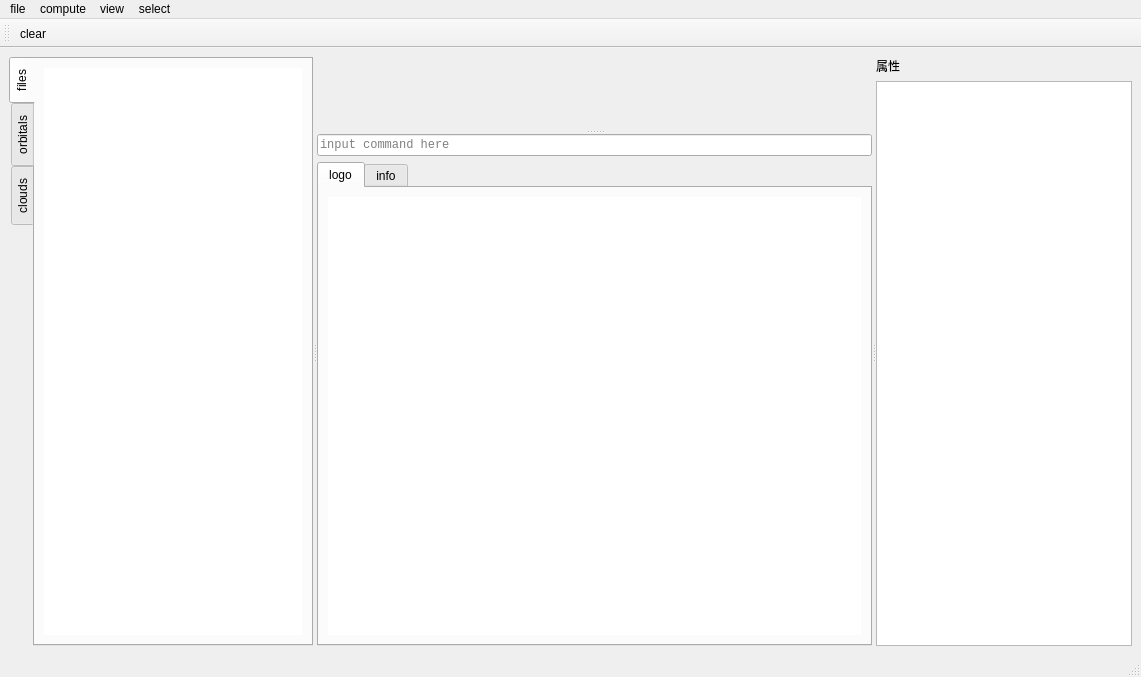
Old version of the form app/app.ui in the repository feifeiboys/pywfn.
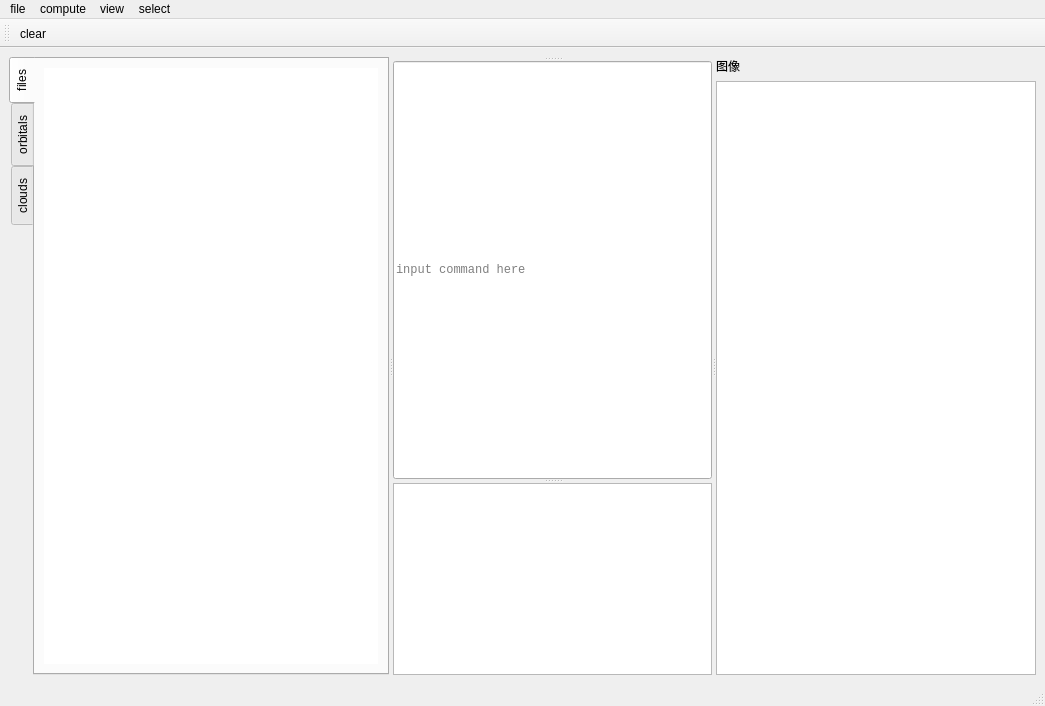
New version of the form. The open tabs and pages were chosen to show the change. Icons and pictures are not drawn.

```diff
--- a/app/app.ui
+++ b/app/app.ui
@@ -9,8 +9,8 @@
    <rect>
     <x>0</x>
     <y>0</y>
-    <width>1141</width>
-    <height>677</height>
+    <width>1045</width>
+    <height>706</height>
    </rect>
   </property>
   <property name="windowTitle">
@@ -27,7 +27,7 @@
    <enum>QTabWidget::Rounded</enum>
   </property>
   <widget class="QWidget" name="centralwidget">
-   <layout class="QVBoxLayout" name="verticalLayout_8">
+   <layout class="QVBoxLayout" name="verticalLayout_5">
     <item>
      <widget class="QSplitter" name="splitter_2">
       <property name="orientation">
@@ -60,7 +60,7 @@
         <attribute name="title">
          <string>files</string>
         </attribute>
-        <layout class="QVBoxLayout" name="verticalLayout_4">
+        <layout class="QVBoxLayout" name="verticalLayout_3">
          <item>
           <widget class="QListWidget" name="listWidget_files">
            <property name="frameShape">
@@ -146,7 +146,7 @@
         <attribute name="title">
          <string>clouds</string>
         </attribute>
-        <layout class="QVBoxLayout" name="verticalLayout_5">
+        <layout class="QVBoxLayout" name="verticalLayout_6">
          <item>
           <widget class="QListWidget" name="listWidget_clouds">
            <property name="frameShape">
@@ -158,170 +158,59 @@
        </widget>
       </widget>
       <widget class="QSplitter" name="splitter">
-       <property name="sizePolicy">
-        <sizepolicy hsizetype="Preferred" vsizetype="Expanding">
-         <horstretch>3</horstretch>
-         <verstretch>0</verstretch>
-        </sizepolicy>
-       </property>
        <property name="orientation">
         <enum>Qt::Vertical</enum>
        </property>
-       <widget class="QWidget" name="verticalLayoutWidget">
-        <layout class="QVBoxLayout" name="verticalLayout_canvas" stretch="0,1">
+       <widget class="QWidget" name="canvasWidget" native="true">
+        <layout class="QVBoxLayout" name="verticalLayout_4">
+         <property name="spacing">
+          <number>0</number>
+         </property>
+         <property name="leftMargin">
+          <number>0</number>
+         </property>
+         <property name="topMargin">
+          <number>0</number>
+         </property>
+         <property name="rightMargin">
+          <number>0</number>
+         </property>
+         <property name="bottomMargin">
+          <number>0</number>
+         </property>
          <item>
-          <widget class="QFrame" name="canvas">
-           <property name="enabled">
-            <bool>false</bool>
-           </property>
-           <property name="sizePolicy">
-            <sizepolicy hsizetype="Expanding" vsizetype="Expanding">
-             <horstretch>0</horstretch>
-             <verstretch>0</verstretch>
-            </sizepolicy>
-           </property>
-           <property name="minimumSize">
-            <size>
-             <width>0</width>
-             <height>0</height>
-            </size>
-           </property>
-           <property name="baseSize">
-            <size>
-             <width>400</width>
-             <height>500</height>
-            </size>
-           </property>
-           <property name="frameShape">
-            <enum>QFrame::NoFrame</enum>
-           </property>
-           <property name="frameShadow">
-            <enum>QFrame::Plain</enum>
-           </property>
-           <layout class="QVBoxLayout" name="verticalLayout_6"/>
-          </widget>
-         </item>
-         <item>
-          <widget class="QLabel" name="label">
-           <property name="sizePolicy">
-            <sizepolicy hsizetype="Preferred" vsizetype="Fixed">
-             <horstretch>0</horstretch>
-             <verstretch>0</verstretch>
-            </sizepolicy>
-           </property>
-           <property name="font">
-            <font>
-             <family>Consolas</family>
-             <bold>true</bold>
-            </font>
-           </property>
-           <property name="text">
-            <string/>
-           </property>
-          </widget>
-         </item>
-        </layout>
-       </widget>
-       <widget class="QWidget" name="verticalLayoutWidget_2">
-        <layout class="QVBoxLayout" name="verticalLayout_log">
-         <item>
-          <widget class="QLineEdit" name="lineEdit">
-           <property name="sizePolicy">
-            <sizepolicy hsizetype="Expanding" vsizetype="Fixed">
-             <horstretch>0</horstretch>
-             <verstretch>1</verstretch>
-            </sizepolicy>
-           </property>
-           <property name="font">
-            <font>
-             <family>Consolas</family>
-            </font>
-           </property>
-           <property name="placeholderText">
-            <string>input command here</string>
-           </property>
-          </widget>
-         </item>
-         <item>
-          <widget class="QTabWidget" name="tabWidget">
-           <property name="sizePolicy">
-            <sizepolicy hsizetype="Expanding" vsizetype="Expanding">
-             <horstretch>0</horstretch>
-             <verstretch>0</verstretch>
-            </sizepolicy>
-           </property>
-           <property name="baseSize">
-            <size>
-             <width>0</width>
-             <height>200</height>
-            </size>
-           </property>
-           <property name="currentIndex">
+          <layout class="QVBoxLayout" name="canvasLayout">
+           <property name="spacing">
             <number>0</number>
            </property>
-           <widget class="QWidget" name="tab_log">
-            <attribute name="title">
-             <string>logo</string>
-            </attribute>
-            <layout class="QVBoxLayout" name="verticalLayout_2">
-             <item>
-              <widget class="QTextEdit" name="textLog">
-               <property name="minimumSize">
-                <size>
-                 <width>0</width>
-                 <height>0</height>
-                </size>
-               </property>
-               <property name="frameShape">
-                <enum>QFrame::NoFrame</enum>
-               </property>
-               <property name="lineWidth">
-                <number>0</number>
-               </property>
-              </widget>
-             </item>
-            </layout>
-           </widget>
-           <widget class="QWidget" name="tab_info">
-            <attribute name="title">
-             <string>info</string>
-            </attribute>
-            <layout class="QVBoxLayout" name="verticalLayout_3">
-             <item>
-              <widget class="QTextEdit" name="textInfo">
-               <property name="frameShape">
-                <enum>QFrame::NoFrame</enum>
-               </property>
-               <property name="lineWidth">
-                <number>0</number>
-               </property>
-              </widget>
-             </item>
-            </layout>
-           </widget>
-          </widget>
+          </layout>
          </item>
         </layout>
        </widget>
+       <widget class="QLineEdit" name="lineEdit">
+        <property name="sizePolicy">
+         <sizepolicy hsizetype="Expanding" vsizetype="Fixed">
+          <horstretch>0</horstretch>
+          <verstretch>1</verstretch>
+         </sizepolicy>
+        </property>
+        <property name="font">
+         <font>
+          <family>Consolas</family>
+         </font>
+        </property>
+        <property name="placeholderText">
+         <string>input command here</string>
+        </property>
+       </widget>
+       <widget class="QTextBrowser" name="log"/>
       </widget>
-      <widget class="QWidget" name="widget" native="true">
-       <property name="minimumSize">
-        <size>
-         <width>200</width>
-         <height>0</height>
-        </size>
-       </property>
-       <layout class="QVBoxLayout" name="verticalLayout_7">
-        <property name="leftMargin">
-         <number>0</number>
-        </property>
-        <property name="rightMargin">
-         <number>0</number>
-        </property>
+      <widget class="QWidget" name="">
+       <layout class="QVBoxLayout" name="info">
         <item>
-         <widget class="QLabel" name="label_2">
+         <widget class="QLabel" name="imgLabel">
           <property name="text">
-           <string>属性</string>
+           <string>图像</string>
           </property>
          </widget>
         </item>
@@ -343,7 +232,7 @@
     <rect>
      <x>0</x>
      <y>0</y>
-     <width>1141</width>
+     <width>1045</width>
      <height>22</height>
     </rect>
    </property>
```
Left out of the diff: 14 changed lines with no effect on the pictures.
